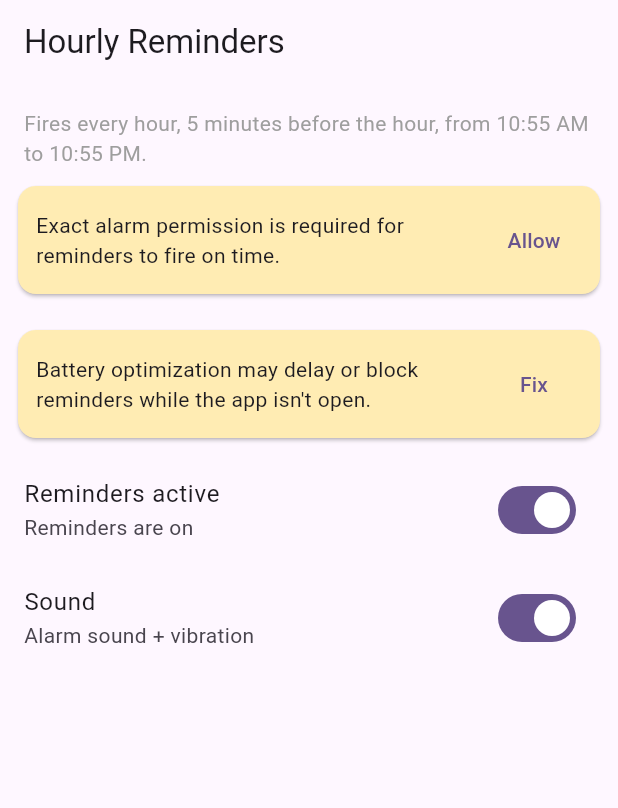
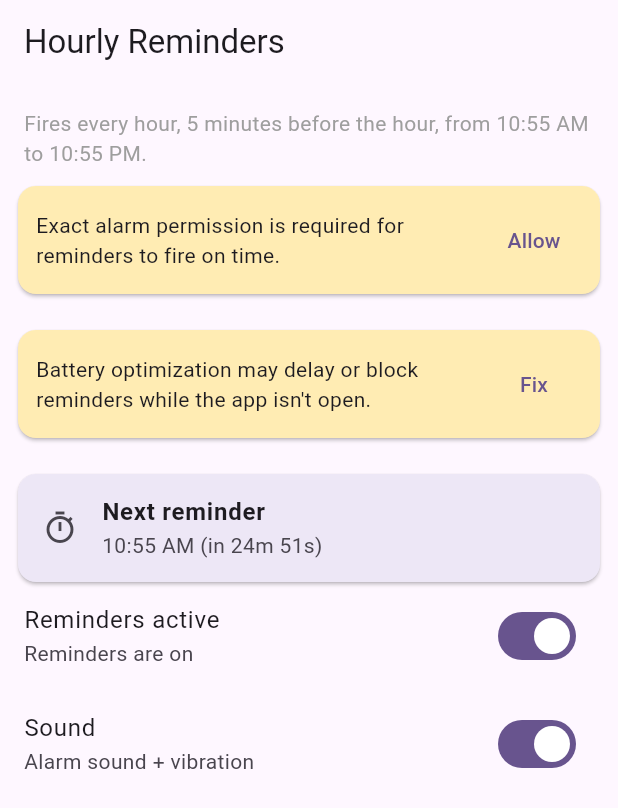
Before and after one commit to acarl005/custom-reminders, a Flutter app: the screen it shows after launch, after a tap on "Allow", on a phone screen of 412 x 824 dp. Shown: the top 808 px of the screen. Run offline on Flutter 3.47's test engine with Material 3 defaults, Android fonts, the phone set to English and light mode, and no system bars.

Commit message:
Tell the user what to do, add live countdown and snooze status to UI
Co-Authored-By: Warp Agent <agent@warp.dev>

```diff
--- a/lib/main.dart
+++ b/lib/main.dart
@@ -1,3 +1,5 @@
+import 'dart:async';
+
 import 'package:flutter/material.dart';
 import 'package:flutter/services.dart';
 
@@ -34,18 +36,65 @@ class _HomePageState extends State<HomePage> with WidgetsBindingObserver {
   bool _notificationsEnabled = true;
   bool _ignoringBatteryOptimizations = true;
   bool _loaded = false;
+  DateTime? _snoozedUntil;
+  Timer? _ticker;
+
+  static const List<int> _reminderHours = [
+    10, 11, 12, 13, 14, 15, 16, 17, 18, 19, 20, 21, 22,
+  ];
 
   @override
   void initState() {
     super.initState();
     WidgetsBinding.instance.addObserver(this);
     _init();
+    _ticker = Timer.periodic(const Duration(seconds: 1), (_) => _tick());
   }
 
   @override
   void dispose() {
     WidgetsBinding.instance.removeObserver(this);
+    _ticker?.cancel();
     super.dispose();
+  }
+
+  Future<void> _tick() async {
+    final snoozedUntilMillis =
+        await _channel.invokeMethod<int>('getSnoozedUntil') ?? 0;
+    if (!mounted) return;
+    setState(() {
+      _snoozedUntil = snoozedUntilMillis > 0
+          ? DateTime.fromMillisecondsSinceEpoch(snoozedUntilMillis)
+          : null;
+    });
+  }
+
+  DateTime? _nextReminderTime() {
+    if (!_active) return null;
+    final now = DateTime.now();
+    for (final hour in _reminderHours) {
+      final candidate = DateTime(now.year, now.month, now.day, hour, 55);
+      if (candidate.isAfter(now)) return candidate;
+    }
+    final tomorrow = now.add(const Duration(days: 1));
+    return DateTime(tomorrow.year, tomorrow.month, tomorrow.day, _reminderHours.first, 55);
+  }
+
+  static String _formatClock(DateTime dt) {
+    final h12 = dt.hour % 12 == 0 ? 12 : dt.hour % 12;
+    final minute = dt.minute.toString().padLeft(2, '0');
+    final amPm = dt.hour < 12 ? 'AM' : 'PM';
+    return '$h12:$minute $amPm';
+  }
+
+  static String _formatCountdown(Duration d) {
+    if (d.isNegative) return 'any moment now';
+    final hours = d.inHours;
+    final minutes = d.inMinutes % 60;
+    final seconds = d.inSeconds % 60;
+    if (hours > 0) return '${hours}h ${minutes}m';
+    if (minutes > 0) return '${minutes}m ${seconds}s';
+    return '${seconds}s';
   }
 
   @override
@@ -130,6 +179,7 @@ class _HomePageState extends State<HomePage> with WidgetsBindingObserver {
                     'Fix',
                     () => _channel.invokeMethod('requestIgnoreBatteryOptimizations'),
                   ),
+                _statusCard(),
                 SwitchListTile(
                   title: const Text('Reminders active'),
                   subtitle: Text(_active ? 'Reminders are on' : 'Paused'),
@@ -146,6 +196,46 @@ class _HomePageState extends State<HomePage> with WidgetsBindingObserver {
                 ),
               ],
             ),
+    );
+  }
+
+  Widget _statusCard() {
+    final now = DateTime.now();
+    String title;
+    String subtitle;
+    IconData icon;
+    Color color;
+
+    if (_snoozedUntil != null && _snoozedUntil!.isAfter(now)) {
+      title = 'Snoozed';
+      subtitle =
+          'Going off again at ${_formatClock(_snoozedUntil!)} '
+          '(in ${_formatCountdown(_snoozedUntil!.difference(now))})';
+      icon = Icons.snooze;
+      color = Colors.blue.shade50;
+    } else if (!_active) {
+      title = 'Reminders paused';
+      subtitle = "You won't get any reminders until you turn this back on.";
+      icon = Icons.pause_circle_outline;
+      color = Colors.grey.shade200;
+    } else {
+      final next = _nextReminderTime();
+      title = 'Next reminder';
+      subtitle = next == null
+          ? 'Unknown'
+          : '${_formatClock(next)} (in ${_formatCountdown(next.difference(now))})';
+      icon = Icons.timer_outlined;
+      color = Colors.deepPurple.shade50;
+    }
+
+    return Card(
+      margin: const EdgeInsets.fromLTRB(12, 12, 12, 0),
+      color: color,
+      child: ListTile(
+        leading: Icon(icon),
+        title: Text(title, style: const TextStyle(fontWeight: FontWeight.bold)),
+        subtitle: Text(subtitle),
+      ),
     );
   }
 
```
Also changed, not shown: 6 other files.
